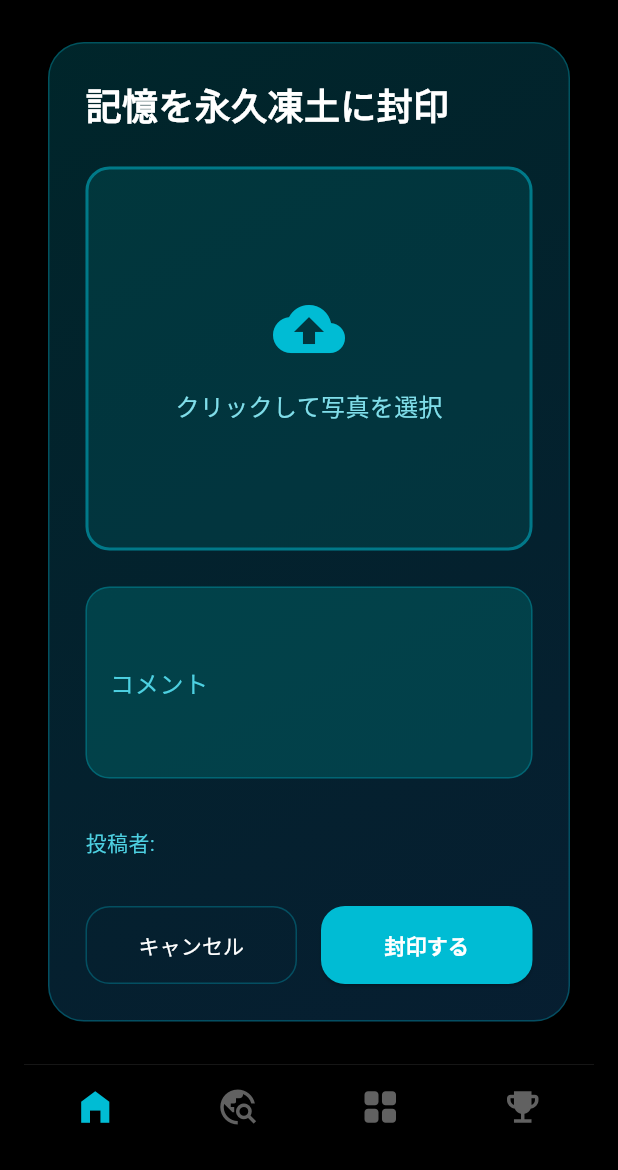
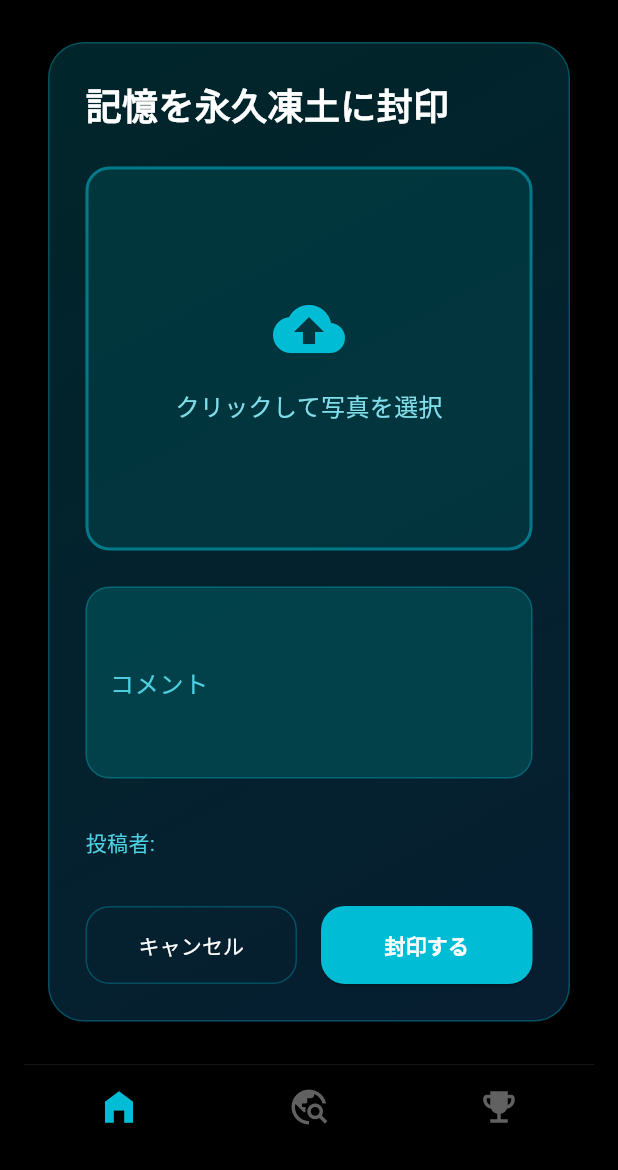
Before and after one commit to p2hacks2025/pre-23, a Flutter app: the screen it shows after launch, after a tap on the "edit" icon, on a phone screen of 412 x 824 dp, the part 66-1236 px from its top. Run offline on Flutter 3.47's test engine with Material 3 defaults, Android fonts, the phone set to English and light mode, and no system bars; our stand-ins replace cloud_firestore, firebase_auth, firebase_core, firebase_storage, image_picker, shared_preferences; accounts and stored records are empty.

Commit message:
コレクション機能を消し、それに伴う修正を行いました

```diff
--- a/lib/screens/home_screen.dart
+++ b/lib/screens/home_screen.dart
@@ -10,18 +10,18 @@ import '../services/auth_service.dart';
 import 'memory_post_screen.dart';
 import 'create_memory_screen.dart';
 import 'digging_game_screen.dart';
-import 'collection_screen.dart';
+// import 'collection_screen.dart'; // ★ 削除
 import 'achievements_screen.dart';
 import 'profile_screen.dart';
 import '../widgets/navigation_bar.dart';
 import 'sign_in_screen.dart';
 import '../models/user_profile.dart';
 
+// CurrentViewから collection を削除
 enum CurrentView {
   home,
   create,
   dig,
-  collection,
   achievements,
 }
 
@@ -35,7 +35,6 @@ class HomeScreen extends StatefulWidget {
 class _HomeScreenState extends State<HomeScreen> {
   final GlobalKey _createMemoryKey = GlobalKey();
 
-  // ★ PageView用のコントローラーを追加
   late PageController _pageController;
 
   CurrentView _currentView = CurrentView.home;
@@ -47,7 +46,8 @@ class _HomeScreenState extends State<HomeScreen> {
   // データ
   UserProfile _userProfile = UserProfile(id: '', username: '', avatar: '', bio: '');
   List<Memory> _memories = [];
-  List<Item> _items = [];
+  // アイテムデータは発掘ゲームのロジック維持のため残していますが、表示はしません
+
   List<Achievement> _achievements = [];
   List<Memory> _undiscoveredMemories = [];
   int _totalDigs = 0;
@@ -57,7 +57,6 @@ class _HomeScreenState extends State<HomeScreen> {
   @override
   void initState() {
     super.initState();
-    // ★ コントローラーの初期化
     _pageController = PageController(initialPage: 0);
 
     WidgetsBinding.instance.addPostFrameCallback((_) {
@@ -67,19 +66,16 @@ class _HomeScreenState extends State<HomeScreen> {
 
   @override
   void dispose() {
-    // ★ コントローラーの破棄（メモリリーク防止）
     _pageController.dispose();
     super.dispose();
   }
 
-  // ★ 画面（View）とページ番号（Index）を変換するヘルパー
-  // Create画面はPageViewに含まないため、除外してマッピングします
+  // ★ インデックスの対応を変更（コレクション削除により）
   int _viewToIndex(CurrentView view) {
     switch (view) {
       case CurrentView.home: return 0;
       case CurrentView.dig: return 1;
-      case CurrentView.collection: return 2;
-      case CurrentView.achievements: return 3;
+      case CurrentView.achievements: return 2; // 3 -> 2へ
       default: return 0;
     }
   }
@@ -88,22 +84,17 @@ class _HomeScreenState extends State<HomeScreen> {
     switch (index) {
       case 0: return CurrentView.home;
       case 1: return CurrentView.dig;
-      case 2: return CurrentView.collection;
-      case 3: return CurrentView.achievements;
+      case 2: return CurrentView.achievements; // 3 -> 2へ
       default: return CurrentView.home;
     }
   }
 
-  // ★ 画面切り替えの処理を統合
   void _navigateToView(CurrentView view) {
     setState(() {
       _currentView = view;
     });
 
-    // Create以外の画面なら、PageViewも該当ページへスクロールさせる
     if (view != CurrentView.create) {
-      // jumpToPageなら一瞬で切り替え、animateToPageならスワイプのように動く
-      // Instagram風ならタップ時は一瞬で切り替わることが多いのでjumpToPage推奨
       _pageController.jumpToPage(_viewToIndex(view));
     }
   }
@@ -117,7 +108,7 @@ class _HomeScreenState extends State<HomeScreen> {
       final now = DateTime.now();
       final profile = await _authService.getCurrentUser();
       final userMemories = await _apiService.fetchUserMemories(profile.id);
-      final items = await _apiService.fetchUserItems(profile.id);
+      //final items = await _apiService.fetchUserItems(profile.id);
       final achievementData = await _apiService.fetchUserAchievementsAndDigs(profile.id);
       final achievements = achievementData['achievements'] as List<Achievement>;
       final totalDigs = achievementData['totalDigs'] as int;
@@ -134,7 +125,7 @@ class _HomeScreenState extends State<HomeScreen> {
       setState(() {
         _userProfile = profile;
         _memories = userMemories;
-        _items = items;
+
         _achievements = achievements;
         _totalDigs = totalDigs;
         _undiscoveredMemories = undiscoveredMemories;
@@ -223,7 +214,6 @@ class _HomeScreenState extends State<HomeScreen> {
     );
   }
 
-  // ★ _buildBodyをPageViewを使う形に大幅変更
   Widget _buildBody() {
     if (_isLoading) {
       return const Center(
@@ -238,14 +228,12 @@ class _HomeScreenState extends State<HomeScreen> {
       );
     }
 
-    // 投稿モード（Create）のときは、スワイプできない画面を表示する
     if (_currentView == CurrentView.create) {
       return CreateMemoryScreen(
         key: _createMemoryKey,
         initialAuthor: _createFromHome ? _userProfile.username : null,
         onSubmit: _handleCreateMemory,
         onCancel: () {
-          // キャンセル時はホームに戻る
           _navigateToView(CurrentView.home);
           setState(() {
             _createFromHome = false;
@@ -254,16 +242,14 @@ class _HomeScreenState extends State<HomeScreen> {
       );
     }
 
-    // それ以外のときは、スワイプ可能なPageViewを表示する
     return PageView(
       controller: _pageController,
-      // スワイプした時に下のナビゲーションバーも連動させる
       onPageChanged: (index) {
         setState(() {
           _currentView = _indexToView(index);
         });
       },
-      // 画面リスト (順番は _viewToIndex と合わせる: Home -> Dig -> Collection -> Achievements)
+      // ★ CollectionScreenを削除し、3画面構成に変更
       children: [
         // 0: Home
         MemoryPostScreen(
@@ -289,15 +275,12 @@ class _HomeScreenState extends State<HomeScreen> {
         DiggingGameScreen(
           undiscoveredMemories: _undiscoveredMemories,
           onDiscover: _handleDiscoverMemory,
-          onDiscoverItem: _handleDiscoverItem,
+          onDiscoverItem: _handleDiscoverItem, // ロジック上は残しておく
           dailyDigs: _dailyDigs,
           onDailyDigsChanged: _setDailyDigs,
         ),
 
-        // 2: Collection
-        CollectionScreen(items: _items),
-
-        // 3: Achievements
+        // 2: Achievements (ここが3番目に)
         AchievementsScreen(
           achievements: _achievements,
           totalDigs: _totalDigs,
@@ -320,7 +303,7 @@ class _HomeScreenState extends State<HomeScreen> {
           IconButton(
             icon: CircleAvatar(
               radius: 16,
-              backgroundColor: Colors.cyan.withAlpha((0.2 * 255).round()),
+              backgroundColor: Colors.cyan.withValues(alpha: 0.2),
               child: Text(_userProfile.username.isNotEmpty ? _userProfile.username[0] : 'G',
                   style: const TextStyle(color: Colors.cyan)),
             ),
@@ -352,7 +335,6 @@ class _HomeScreenState extends State<HomeScreen> {
               // 下のナビゲーションバー
               AppNavigationBar(
                 currentView: _currentView,
-                // ボタンを押した時の処理を _navigateToView に変更
                 onViewChanged: _navigateToView,
               ),
               const SizedBox(height: 8),
@@ -361,9 +343,10 @@ class _HomeScreenState extends State<HomeScreen> {
         ),
       ),
       floatingActionButton: showFab
-          ? FloatingActionButton(
+          ? Padding(
+              padding: const EdgeInsets.only(bottom: 80.0),
+              child: FloatingActionButton(
                 onPressed: () {
-                // FABを押した時は Createモードへ（スワイプ不可画面へ）
                   _navigateToView(CurrentView.create);
                   setState(() {
                     _createFromHome = true;
@@ -372,6 +355,7 @@ class _HomeScreenState extends State<HomeScreen> {
                 backgroundColor: Colors.cyan,
                 foregroundColor: Colors.black,
                 child: const Icon(Icons.edit),
+              ),
             )
           : null,
     );
--- a/lib/widgets/navigation_bar.dart
+++ b/lib/widgets/navigation_bar.dart
@@ -17,50 +17,38 @@ class AppNavigationBar extends StatelessWidget {
   @override
   Widget build(BuildContext context) {
     // 現在のViewからインデックスを逆算
-    // (Create画面はバーに含まないので、Home扱いまたは選択なしにする)
     int currentIndex = 0;
     switch (currentView) {
       case CurrentView.home:
-      case CurrentView.create: // 投稿画面の時もホームのアイコンを光らせておくか、0にする
+      case CurrentView.create:
         currentIndex = 0;
         break;
       case CurrentView.dig:
         currentIndex = 1;
         break;
-      case CurrentView.collection:
+      // コレクション削除に伴い、実績を 2 に繰り上げ
+      case CurrentView.achievements:
         currentIndex = 2;
-        break;
-      case CurrentView.achievements:
-        currentIndex = 3;
         break;
     }
 
     return Container(
-      // 上に境界線を入れる（任意）
       decoration: const BoxDecoration(
         border: Border(
           top: BorderSide(color: Colors.white12, width: 0.5),
         ),
       ),
       child: BottomNavigationBar(
-        // ★重要: これでアイコンが等間隔に固定されます（スクロールしなくなる）
         type: BottomNavigationBarType.fixed,
-
-        // ★重要: これで文字ラベルを非表示にします
         showSelectedLabels: false,
         showUnselectedLabels: false,
-
-        // 色設定（世界観に合わせて黒背景・シアン選択色）
         backgroundColor: Colors.black,
         selectedItemColor: Colors.cyan,
         unselectedItemColor: Colors.grey.shade700,
-
-        // アイコンサイズ調整（少し大きめの方が見やすい）
         iconSize: 28,
 
         currentIndex: currentIndex,
         onTap: (index) {
-          // インデックスからViewへの変換
           switch (index) {
             case 0:
               onViewChanged(CurrentView.home);
@@ -69,9 +57,7 @@ class AppNavigationBar extends StatelessWidget {
               onViewChanged(CurrentView.dig);
               break;
             case 2:
-              onViewChanged(CurrentView.collection);
-              break;
-            case 3:
+              // 実績画面へ
               onViewChanged(CurrentView.achievements);
               break;
           }
@@ -79,23 +65,17 @@ class AppNavigationBar extends StatelessWidget {
         items: const [
           // 1. ホーム
           BottomNavigationBarItem(
-            icon: Icon(Icons.home_filled), // Instagramっぽい中塗りのホーム
-            label: 'Home', // showLabels: false なので表示されませんが、識別用に記述
+            icon: Icon(Icons.home_filled),
+            label: 'Home',
           ),
 
-          // 2. 発掘 (ツルハシや冒険っぽいアイコン)
+          // 2. 発掘
           BottomNavigationBarItem(
             icon: Icon(Icons.travel_explore),
             label: 'Dig',
           ),
 
-          // 3. コレクション (グリッド表示)
-          BottomNavigationBarItem(
-            icon: Icon(Icons.grid_view_rounded),
-            label: 'Collection',
-          ),
-
-          // 4. 実績 (トロフィー)
+          // 3. 実績 (コレクションを削除し、ここが3番目になります)
           BottomNavigationBarItem(
             icon: Icon(Icons.emoji_events),
             label: 'Trophies',
```
Also changed, not shown: pubspec.yaml (+4 -4 lines), pubspec.lock. Lines whose indentation alone changed are shown as unchanged.
